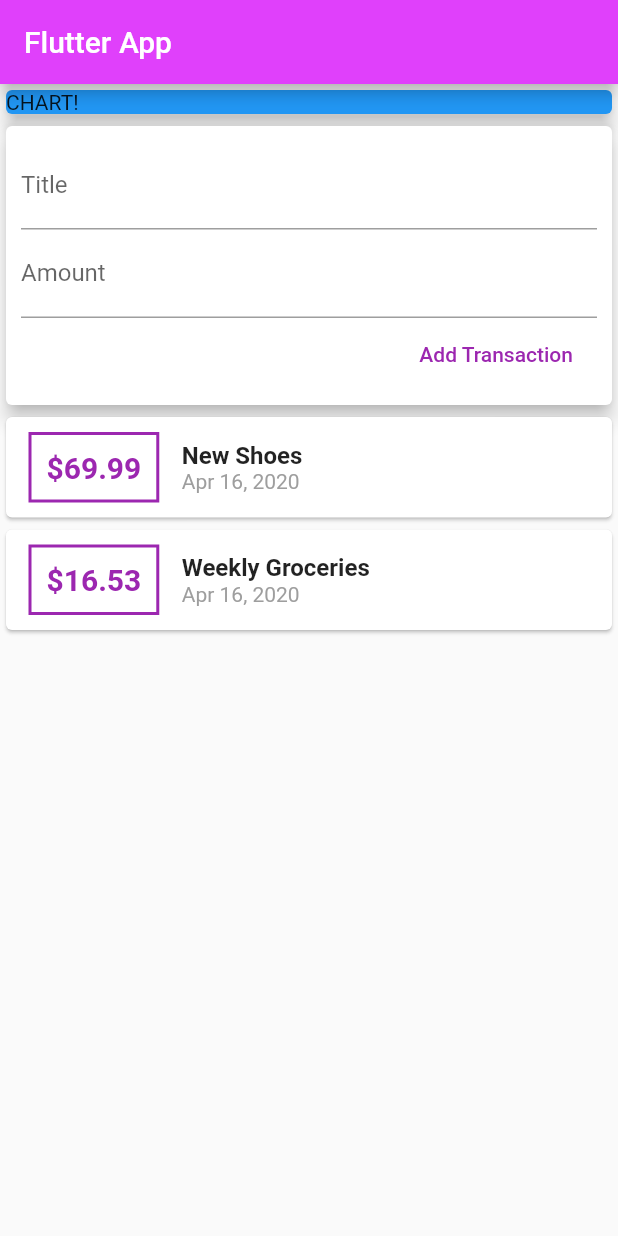
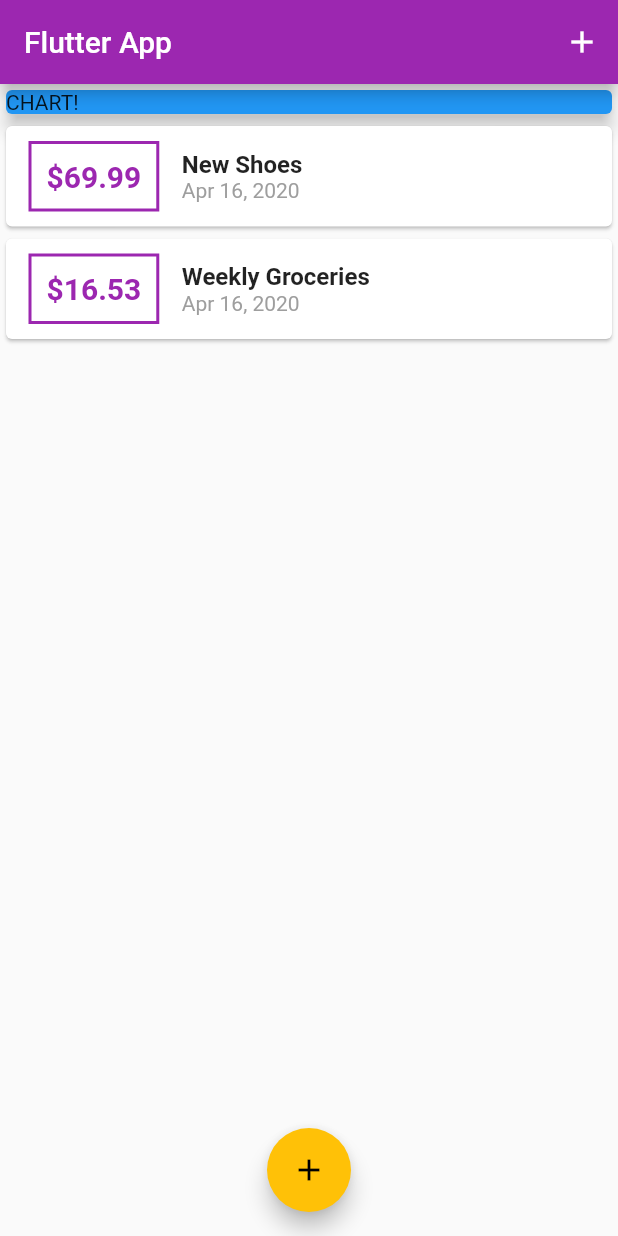
Before and after one commit to winterprogram/expenseapp, a Flutter app: the screen it shows after launch, on a phone screen of 412 x 824 dp. Run offline on Flutter 3.47's test engine with Material 2 defaults, Android fonts, the phone set to English and light mode, and no system bars.

Commit message:
added theme in app and added functions

```diff
--- a/lib/main.dart
+++ b/lib/main.dart
@@ -1,6 +1,8 @@
 import 'package:flutter/material.dart';
 
-import './widgets/user_transactions.dart';
+import './widgets/new_transaction.dart';
+import './widgets/transaction_list.dart';
+import './models/transaction.dart';
 
 void main() => runApp(MyApp());
 
@@ -9,25 +11,78 @@ class MyApp extends StatelessWidget {
   Widget build(BuildContext context) {
     return MaterialApp(
       title: 'Flutter App',
+    theme: ThemeData(
+       primarySwatch: Colors.purple,
+       accentColor: Colors.amber
+    ),
       home: MyHomePage(),
     );
   }
 }
 
-class MyHomePage extends StatelessWidget {
+class MyHomePage extends StatefulWidget {
   // String titleInput;
   // String amountInput;
-  final titleController = TextEditingController();
-  final amountController = TextEditingController();
+  @override
+  _MyHomePageState createState() => _MyHomePageState();
+}
+
+class _MyHomePageState extends State<MyHomePage> {
+  final List<Transaction> _userTransactions = [
+    Transaction(
+      id: 't1',
+      title: 'New Shoes',
+      amount: 69.99,
+      date: DateTime.now(),
+    ),
+    Transaction(
+      id: 't2',
+      title: 'Weekly Groceries',
+      amount: 16.53,
+      date: DateTime.now(),
+    ),
+  ];
+
+  void _addNewTransaction(String txTitle, double txAmount) {
+    final newTx = Transaction(
+      title: txTitle,
+      amount: txAmount,
+      date: DateTime.now(),
+      id: DateTime.now().toString(),
+    );
+
+    setState(() {
+      _userTransactions.add(newTx);
+    });
+  }
+
+  void _startAddNewTransaction(BuildContext ctx) {
+    showModalBottomSheet(
+      context: ctx,
+      builder: (_) {
+        return GestureDetector(
+          onTap: () {},
+          child: NewTransaction(_addNewTransaction),
+          behavior: HitTestBehavior.opaque,
+        );
+      },
+    );
+  }
 
   @override
   Widget build(BuildContext context) {
     return Scaffold(
-      appBar: AppBar( backgroundColor: Colors.purpleAccent,
-        title: Text('Flutter App', textAlign: TextAlign.center,),
+      appBar: AppBar(
+        title: Text('Flutter App'),
+        actions: <Widget>[
+          IconButton(
+            icon: Icon(Icons.add),
+            onPressed: () => _startAddNewTransaction(context),
+          ),
+        ],
       ),
       body: SingleChildScrollView(
-              child: Column(
+        child: Column(
           // mainAxisAlignment: MainAxisAlignment.start,
           crossAxisAlignment: CrossAxisAlignment.stretch,
           children: <Widget>[
@@ -39,9 +94,14 @@ class MyHomePage extends StatelessWidget {
                 elevation: 5,
               ),
             ),
-            UserTransactions()
+            TransactionList(_userTransactions),
           ],
         ),
+      ),
+      floatingActionButtonLocation: FloatingActionButtonLocation.centerFloat,
+      floatingActionButton: FloatingActionButton(
+        child: Icon(Icons.add),
+        onPressed: () => _startAddNewTransaction(context),
       ),
     );
   }
--- a/lib/models/trans.dart
+++ /dev/null
@@ -1,14 +0,0 @@
-import 'package:flutter/foundation.dart';
-
-class Trans {
-  String id;
-  String title;
-  double amount;
-  DateTime date;
-
-  Trans(
-      {@required this.id,
-      @required this.title,
-      @required this.amount,
-      @required this.date});
-}
--- a/lib/widgets/transaction_list.dart
+++ b/lib/widgets/transaction_list.dart
@@ -10,8 +10,10 @@ class TransactionList extends StatelessWidget {
 
   @override
   Widget build(BuildContext context) {
-    return Column(
-      children: transactions.map((tx) {
+    return Container(
+      height: 300,
+      child: ListView.builder(
+        itemBuilder: (ctx, index) {
           return Card(
             child: Row(
               children: <Widget>[
@@ -28,7 +30,7 @@ class TransactionList extends StatelessWidget {
                   ),
                   padding: EdgeInsets.all(10),
                   child: Text(
-                  '\$${tx.amount}',
+                    '\$${transactions[index].amount.toStringAsFixed(2)}',
                     style: TextStyle(
                       fontWeight: FontWeight.bold,
                       fontSize: 20,
@@ -40,14 +42,14 @@ class TransactionList extends StatelessWidget {
                   crossAxisAlignment: CrossAxisAlignment.start,
                   children: <Widget>[
                     Text(
-                    tx.title,
+                      transactions[index].title,
                       style: TextStyle(
                         fontSize: 16,
                         fontWeight: FontWeight.bold,
                       ),
                     ),
                     Text(
-                    DateFormat.yMMMd().format(tx.date),
+                      DateFormat.yMMMd().format(transactions[index].date),
                       style: TextStyle(
                         color: Colors.grey,
                       ),
@@ -57,7 +59,9 @@ class TransactionList extends StatelessWidget {
               ],
             ),
           );
-      }).toList(),
+        },
+        itemCount: transactions.length,
+      ),
     );
   }
 }
--- a/lib/widgets/user_transactions.dart
+++ /dev/null
@@ -1,50 +0,0 @@
-import 'package:flutter/material.dart';
-
-import './new_transaction.dart';
-import './transaction_list.dart';
-import '../models/transaction.dart';
-
-class UserTransactions extends StatefulWidget {
-  @override
-  _UserTransactionsState createState() => _UserTransactionsState();
-}
-
-class _UserTransactionsState extends State<UserTransactions> {
-  final List<Transaction> _userTransactions = [
-    Transaction(
-      id: 't1',
-      title: 'New Shoes',
-      amount: 69.99,
-      date: DateTime.now(),
-    ),
-    Transaction(
-      id: 't2',
-      title: 'Weekly Groceries',
-      amount: 16.53,
-      date: DateTime.now(),
-    ),
-  ];
-
-  void _addNewTransaction(String txTitle, double txAmount) {
-    final newTx = Transaction(
-      title: txTitle,
-      amount: txAmount,
-      date: DateTime.now(),
-      id: DateTime.now().toString(),
-    );
-
-    setState(() {
-      _userTransactions.add(newTx);
-    });
-  }
-
-  @override
-  Widget build(BuildContext context) {
-    return Column(
-      children: <Widget>[
-        NewTransaction(_addNewTransaction),
-        TransactionList(_userTransactions),
-      ],
-    );
-  }
-}
```
Also changed, not shown: lib/widgets/new_transaction.dart (+28 -8 lines). Lines whose indentation alone changed are shown as unchanged.
